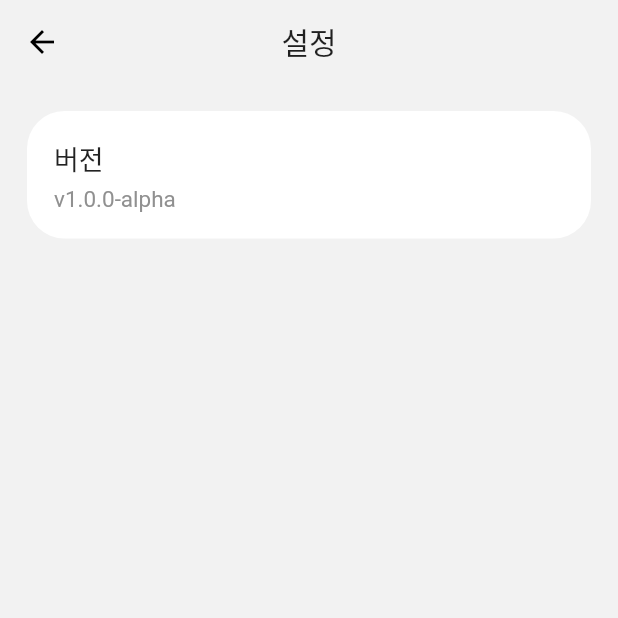
After one commit to CaffeineHolic/SJConnect_Flutter, a Flutter app: the screen it shows after launch, after a tap on the "settings" icon, on a phone screen of 412 x 824 dp, the top half of it. The commit adds this screen. Run offline on Flutter 3.47's test engine with Material 2 defaults, Android fonts, the phone set to English and light mode, and no system bars; our stand-ins replace flutter_svg, shared_preferences; missing offline and left inert: barcode_flutter, flutter_barcode_scanner; network calls fail.

Commit message:
Add settings screen

```diff
--- /dev/null
+++ b/lib/settings.dart
@@ -0,0 +1,57 @@
+import 'package:flutter/material.dart';
+import 'components/card.dart';
+
+class SettingsPage extends StatefulWidget {
+  @override
+  SettingsPageState createState() => SettingsPageState();
+}
+
+class SettingsPageState extends State<SettingsPage> {
+  @override
+  Widget build(BuildContext context) {
+    return Scaffold(
+      backgroundColor: Theme.of(context).primaryColor,
+      appBar: AppBar(
+        centerTitle: true,
+        shadowColor: Colors.transparent,
+        backgroundColor: Colors.transparent,
+        automaticallyImplyLeading: false,
+        title: Row(
+          mainAxisAlignment: MainAxisAlignment.center,
+          mainAxisSize: MainAxisSize.min,
+          children: [
+            Text("설정"),
+          ],
+        ),
+        leading: BackButton(
+          color: Theme.of(context).iconTheme.color,
+          onPressed: () => {
+            Navigator.of(context).pop(),
+          },
+        ),
+      ),
+      body: Center(
+        child: Column(
+          mainAxisAlignment: MainAxisAlignment.spaceBetween,
+          crossAxisAlignment: CrossAxisAlignment.stretch,
+          children: [
+            Container(
+              padding: EdgeInsets.all(18.0),
+              child: Column(
+                mainAxisAlignment: MainAxisAlignment.start,
+                crossAxisAlignment: CrossAxisAlignment.center,
+                mainAxisSize: MainAxisSize.max,
+                children: [
+                  CardWidget(
+                    cardTitle: '버전',
+                    cardContent: 'v1.0.0-alpha',
+                  ),
+                ],
+              ),
+            ),
+          ],
+        ),
+      ),
+    );
+  }
+}
--- a/pubspec.yaml
+++ b/pubspec.yaml
@@ -29,6 +29,7 @@ dependencies:
   shared_preferences:
   barcode_flutter:
   flutter_svg:
+  firebase_messaging:
 
   # The following adds the Cupertino Icons font to your application.
   # Use with the CupertinoIcons class for iOS style icons.
```
Also changed, not shown: lib/idcard.dart (+12 -0 lines), lib/main.dart (+27 -18 lines), pubspec.lock.
